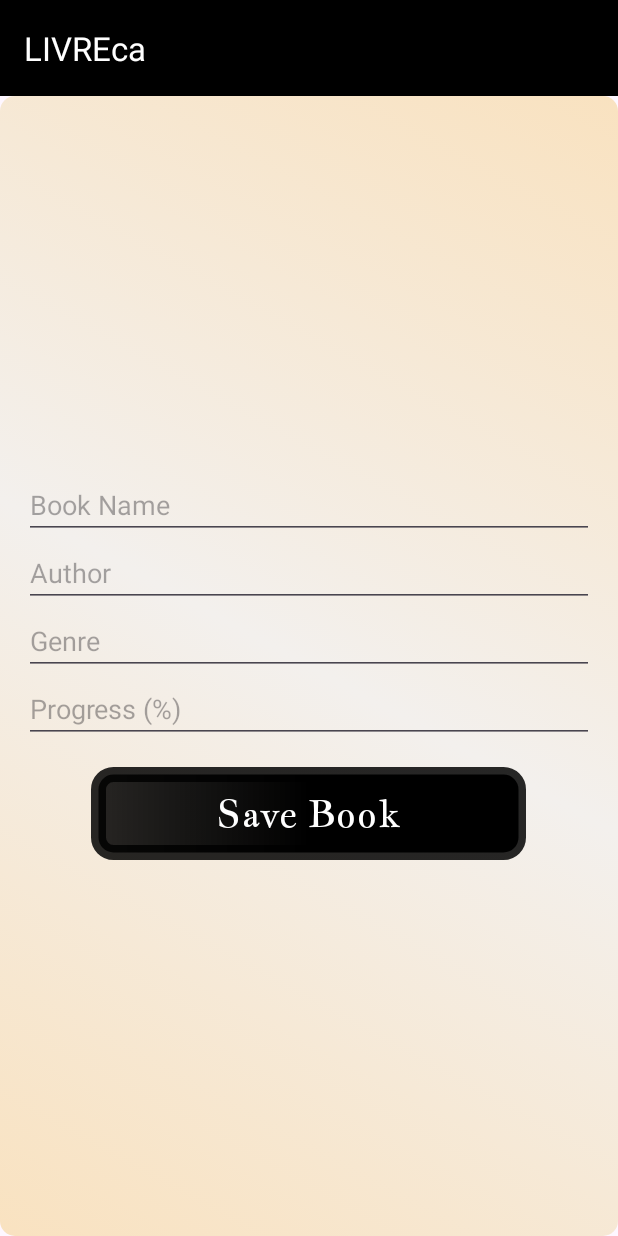
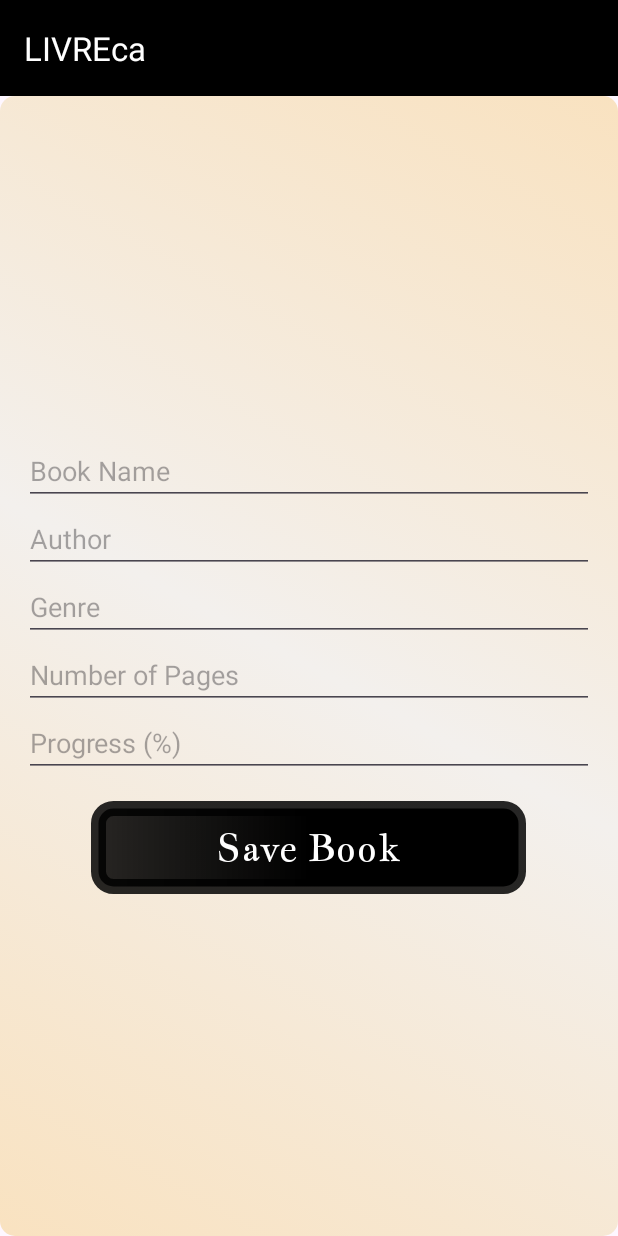
Before and after one commit to Celia-unitbv/LivreCA, an Android app: the fragment AddBookFragment placed in its activity, on a phone screen of 412 x 824 dp. Run offline under Robolectric (Android 15) with nearby library versions, the phone set to English and light mode, and no system bars; our stand-ins replace navigation-ui.

Commit message:
Added number of Pages for each book.

```diff
--- a/Android/app/src/main/java/com/example/livreca/AddBookFragment.kt
+++ b/Android/app/src/main/java/com/example/livreca/AddBookFragment.kt
@@ -36,6 +36,7 @@ class AddBookFragment : Fragment() {
             val bookAuthor = binding.etBookAuthor.text.toString()
             val bookGenre = binding.etBookGenre.text.toString()
             val bookProgress = binding.etBookProgress.text.toString().toIntOrNull() ?: 0
+            val bookNumberOfPages = binding.etBookNumberOfPages.text.toString().toIntOrNull() ?: 0 // Adăugat
 
             if (bookName.isNotEmpty() && bookAuthor.isNotEmpty() && bookGenre.isNotEmpty()) {
                 val newBook = Book(
@@ -43,7 +44,8 @@ class AddBookFragment : Fragment() {
                     name = bookName,
                     author = bookAuthor,
                     genre = bookGenre,
-                    progress = bookProgress
+                    progress = bookProgress,
+                    numberOfPages = bookNumberOfPages // Adăugat
                 )
                 lifecycleScope.launch {
                     context?.let {
--- a/Android/app/src/main/java/com/example/livreca/BookAdapter.kt
+++ b/Android/app/src/main/java/com/example/livreca/BookAdapter.kt
@@ -27,9 +27,11 @@ class BookAdapter : ListAdapter<Book, BookAdapter.BookViewHolder>(BookDiffCallba
             binding.bookGenre.text = book.genre
             binding.progressBar.progress = book.progress
             binding.progressText.text = "Progress: ${book.progress}%"
+            binding.bookNumberOfPages.text = "Pages: ${book.numberOfPages}" // Adăugat
         }
     }
 }
+
 
 class BookDiffCallback : DiffUtil.ItemCallback<Book>() {
     override fun areItemsTheSame(oldItem: Book, newItem: Book): Boolean {
--- a/Android/app/src/main/java/com/example/livreca/data/Book.kt
+++ b/Android/app/src/main/java/com/example/livreca/data/Book.kt
@@ -10,5 +10,6 @@ data class Book(
     val name: String,
     val author: String,
     val genre: String,
-    val progress: Int = 0
+    val progress: Int = 0,
+    val numberOfPages: Int
 )
--- a/Android/app/src/main/java/com/example/livreca/data/BookDao.kt
+++ b/Android/app/src/main/java/com/example/livreca/data/BookDao.kt
@@ -16,4 +16,7 @@ interface BookDao {
 
     @Query("UPDATE books SET progress = :progress WHERE id = :bookId")
     suspend fun updateProgress(bookId: Int, progress: Int)
+
+    @Query("UPDATE books SET numberOfPages = :numberOfPages WHERE id = :bookId") // Adăugat
+    suspend fun updateNumberOfPages(bookId: Int, numberOfPages: Int) // Adăugat
 }
--- a/Android/app/src/main/res/layout/fragment_add_book.xml
+++ b/Android/app/src/main/res/layout/fragment_add_book.xml
@@ -29,6 +29,14 @@
         android:hint="Genre" />
 
     <EditText
+        android:id="@+id/et_book_number_of_pages"
+        android:layout_width="match_parent"
+        android:layout_height="wrap_content"
+        android:hint="Number of Pages"
+        android:inputType="number" /> <!-- Adăugat -->
+
+
+    <EditText
         android:id="@+id/et_book_progress"
         android:layout_width="match_parent"
         android:layout_height="wrap_content"
```
Also changed, not shown: Android/app/src/main/java/com/example/livreca/data/AppDatabase.kt (+9 -2 lines), Android/app/src/main/res/layout/item_book.xml (+7 -0 lines).
